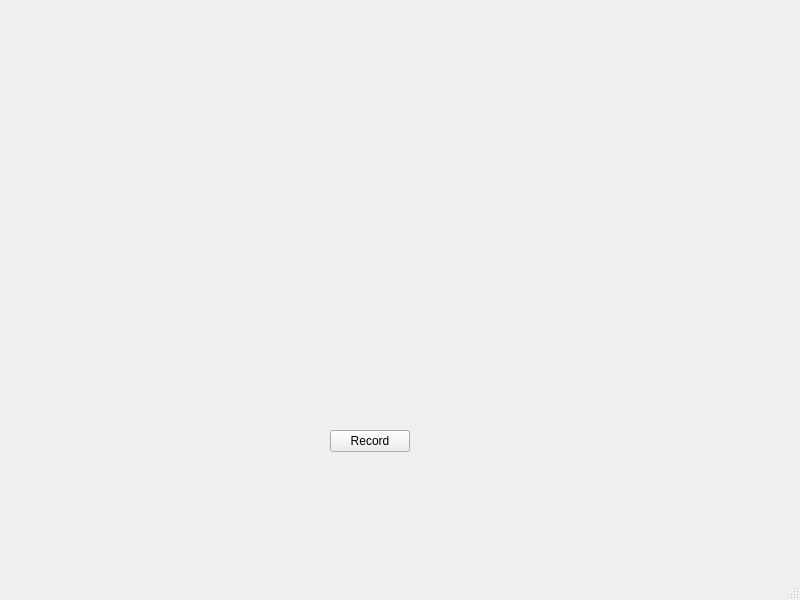
Old version of the form speech_recognition/main.ui in the repository minh84/pyqtapps.
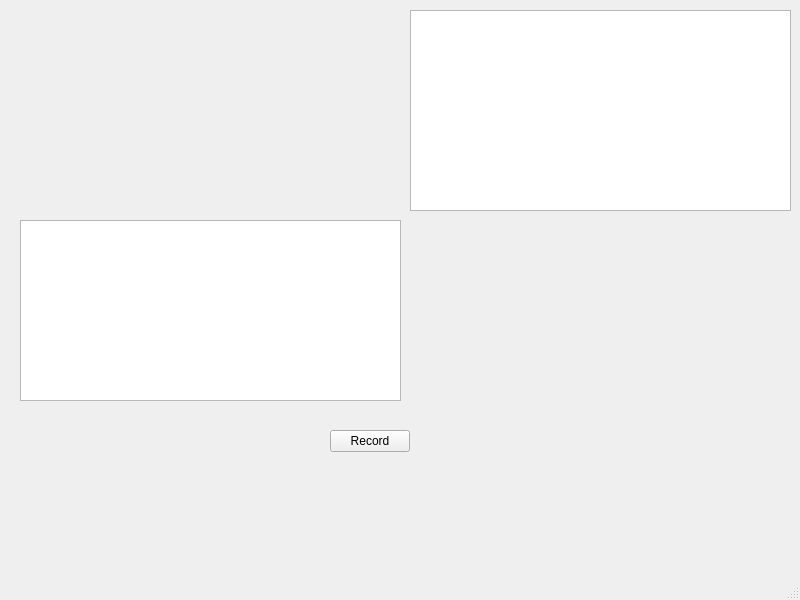
New version of the form.

The edit to the form file:
```diff
--- a/speech_recognition/main.ui
+++ b/speech_recognition/main.ui
@@ -37,6 +37,26 @@
      </rect>
     </property>
    </widget>
+   <widget class="QPlainTextEdit" name="pteDebug">
+    <property name="geometry">
+     <rect>
+      <x>410</x>
+      <y>10</y>
+      <width>381</width>
+      <height>201</height>
+     </rect>
+    </property>
+   </widget>
+   <widget class="QTextEdit" name="teSTT">
+    <property name="geometry">
+     <rect>
+      <x>20</x>
+      <y>220</y>
+      <width>381</width>
+      <height>181</height>
+     </rect>
+    </property>
+   </widget>
   </widget>
   <widget class="QMenuBar" name="menubar">
    <property name="geometry">
```
Left out of the diff: 2 changed lines with no effect on the pictures.
